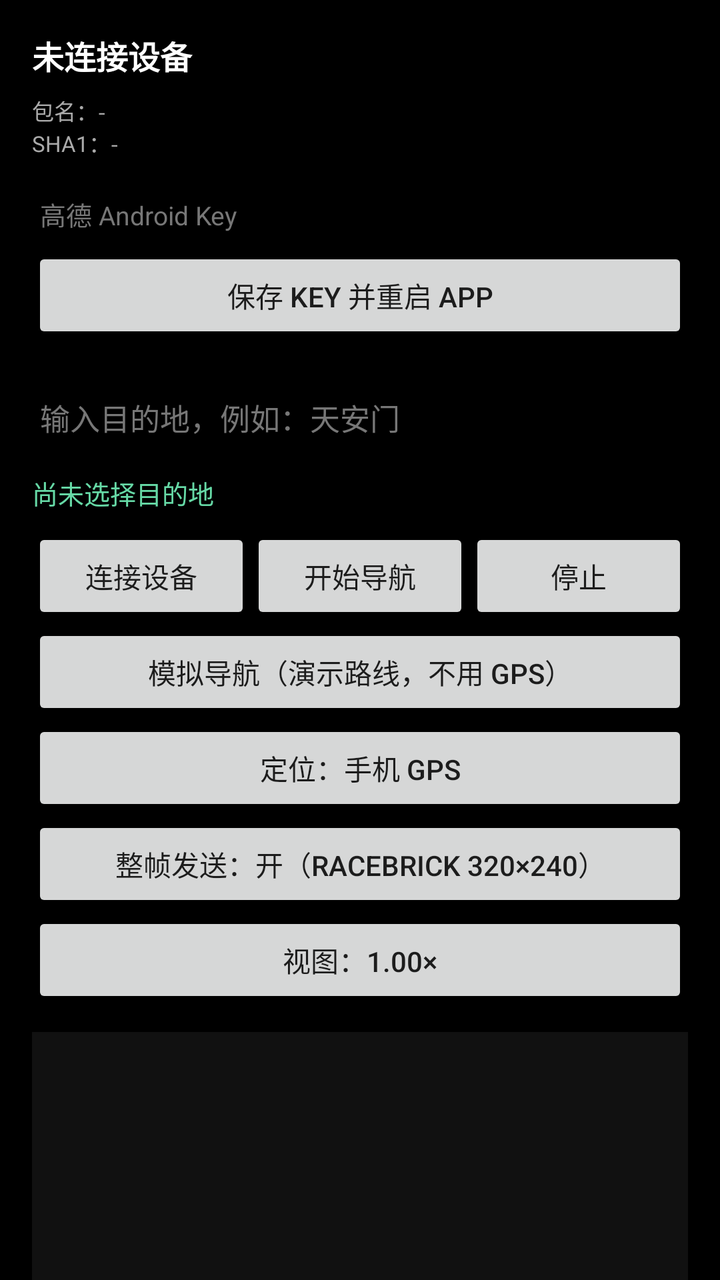
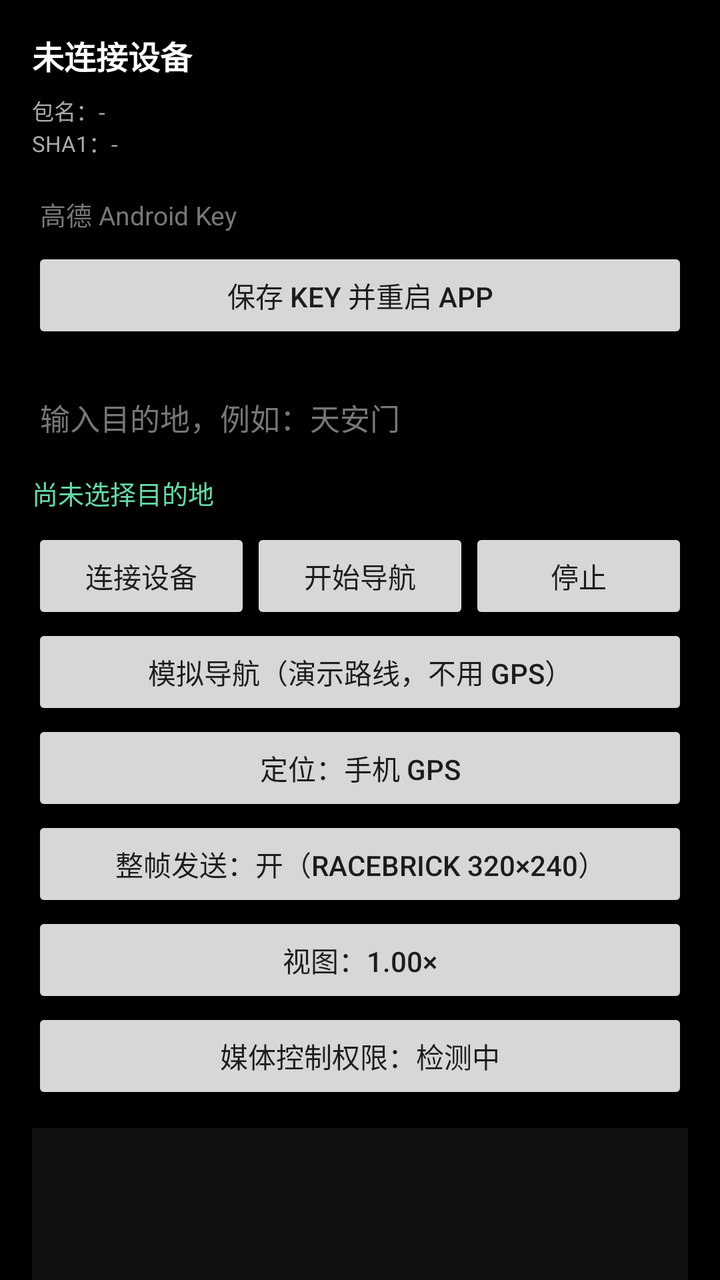

An Android layout rendered at two revisions. The XML below is the earlier revision; the diff shows what the commit changed to produce the second picture.
<!-- AndroidManifest.xml: application theme Theme.NavBridge -->
<!-- res/layout/activity_main.xml -->
<?xml version="1.0" encoding="utf-8"?>
<ScrollView xmlns:android="http://schemas.android.com/apk/res/android"
    android:layout_width="match_parent"
    android:layout_height="match_parent"
    android:fillViewport="true"
    android:background="@android:color/black">

    <LinearLayout
        android:layout_width="match_parent"
        android:layout_height="wrap_content"
        android:orientation="vertical"
        android:padding="16dp">

        <TextView
            android:id="@+id/tvStatus"
            android:layout_width="match_parent"
            android:layout_height="wrap_content"
            android:textColor="#FFFFFF"
            android:textSize="16sp"
            android:textStyle="bold"
            android:text="未连接设备" />

        <TextView
            android:id="@+id/tvSign"
            android:layout_width="match_parent"
            android:layout_height="wrap_content"
            android:layout_marginTop="8dp"
            android:textColor="#AAAAAA"
            android:textSize="11sp"
            android:textIsSelectable="true"
            android:text="包名：-\nSHA1：-" />

        <EditText
            android:id="@+id/etKey"
            android:layout_width="match_parent"
            android:layout_height="wrap_content"
            android:layout_marginTop="8dp"
            android:hint="高德 Android Key"
            android:inputType="text"
            android:textColor="#FFFFFF"
            android:textColorHint="#777777"
            android:textSize="13sp" />

        <Button
            android:id="@+id/btnSaveKey"
            android:layout_width="match_parent"
            android:layout_height="wrap_content"
            android:text="保存 Key 并重启 App" />

        <EditText
            android:id="@+id/etKeyword"
            android:layout_width="match_parent"
            android:layout_height="wrap_content"
            android:layout_marginTop="16dp"
            android:hint="输入目的地，例如：天安门"
            android:inputType="text"
            android:textColor="#FFFFFF"
            android:textColorHint="#777777"
            android:textSize="15sp" />

        <LinearLayout
            android:id="@+id/llTips"
            android:layout_width="match_parent"
            android:layout_height="wrap_content"
            android:layout_marginTop="4dp"
            android:orientation="vertical" />

        <TextView
            android:id="@+id/tvDest"
            android:layout_width="match_parent"
            android:layout_height="wrap_content"
            android:layout_marginTop="6dp"
            android:textColor="#66D9A6"
            android:textSize="13sp"
            android:text="尚未选择目的地" />

        <LinearLayout
            android:layout_width="match_parent"
            android:layout_height="wrap_content"
            android:layout_marginTop="8dp"
            android:orientation="horizontal">

            <Button
                android:id="@+id/btnConnect"
                android:layout_width="0dp"
                android:layout_height="wrap_content"
                android:layout_weight="1"
                android:text="连接设备" />

            <Button
                android:id="@+id/btnStart"
                android:layout_width="0dp"
                android:layout_height="wrap_content"
                android:layout_weight="1"
                android:text="开始导航" />

            <Button
                android:id="@+id/btnStop"
                android:layout_width="0dp"
                android:layout_height="wrap_content"
                android:layout_weight="1"
                android:text="停止" />
        </LinearLayout>

        <Button
            android:id="@+id/btnSimulate"
            android:layout_width="match_parent"
            android:layout_height="wrap_content"
            android:text="模拟导航（演示路线，不用 GPS）" />

        <Button
            android:id="@+id/btnGpsSource"
            android:layout_width="match_parent"
            android:layout_height="wrap_content"
            android:text="定位：手机 GPS" />

        <Button
            android:id="@+id/btnSendFrames"
            android:layout_width="match_parent"
            android:layout_height="wrap_content"
            android:text="整帧发送：开（RaceBrick 320×240）" />

        <Button
            android:id="@+id/btnZoom"
            android:layout_width="match_parent"
            android:layout_height="wrap_content"
            android:text="视图：1.00×" />

        <ImageView
            android:id="@+id/ivPreview"
            android:layout_width="match_parent"
            android:layout_height="240dp"
            android:layout_marginTop="12dp"
            android:scaleType="fitCenter"
            android:background="#111111"
            android:contentDescription="320×240 导航画面模拟预览" />

        <LinearLayout
            android:layout_width="match_parent"
            android:layout_height="wrap_content"
            android:orientation="horizontal">

            <Button
                android:id="@+id/btnPreviewMode"
                android:layout_width="0dp"
                android:layout_height="wrap_content"
                android:layout_weight="1"
                android:text="预览：SDK 原图" />

            <Button
                android:id="@+id/btnOrientation"
                android:layout_width="0dp"
                android:layout_height="wrap_content"
                android:layout_weight="1"
                android:text="视角：车头朝上" />
        </LinearLayout>

        <TextView
            android:id="@+id/tvLog"
            android:layout_width="match_parent"
            android:layout_height="wrap_content"
            android:layout_marginTop="12dp"
            android:textColor="#88FF88"
            android:textSize="11sp"
            android:fontFamily="monospace"
            android:textIsSelectable="true" />
    </LinearLayout>
</ScrollView>
<!-- resources referenced by this layout -->
<resources>
  <style name="Theme.NavBridge" parent="Theme.AppCompat.DayNight.NoActionBar">
          <item name="android:windowBackground">@android:color/black</item>
          <item name="android:statusBarColor">@android:color/black</item>
      </style>
</resources>

<!-- the commit's change to res/layout/activity_main.xml (unified diff, before → after) -->
@@ -126,6 +126,12 @@
             android:layout_height="wrap_content"
             android:text="视图：1.00×" />
 
+        <Button
+            android:id="@+id/btnMediaAccess"
+            android:layout_width="match_parent"
+            android:layout_height="wrap_content"
+            android:text="媒体控制权限：检测中" />
+
         <ImageView
             android:id="@+id/ivPreview"
             android:layout_width="match_parent"
